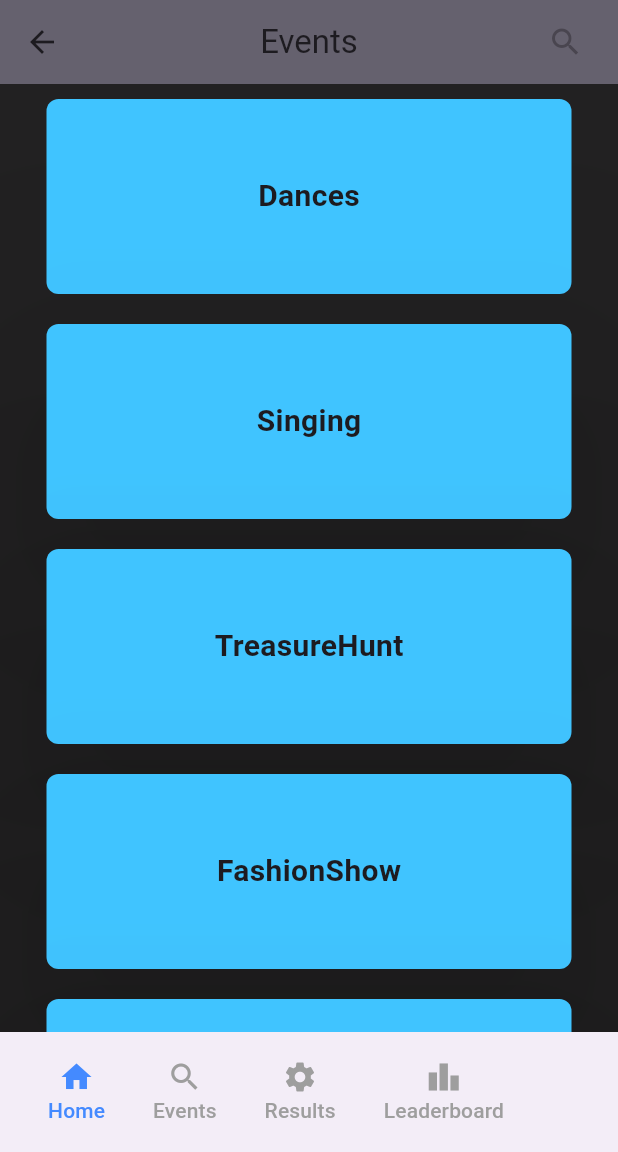
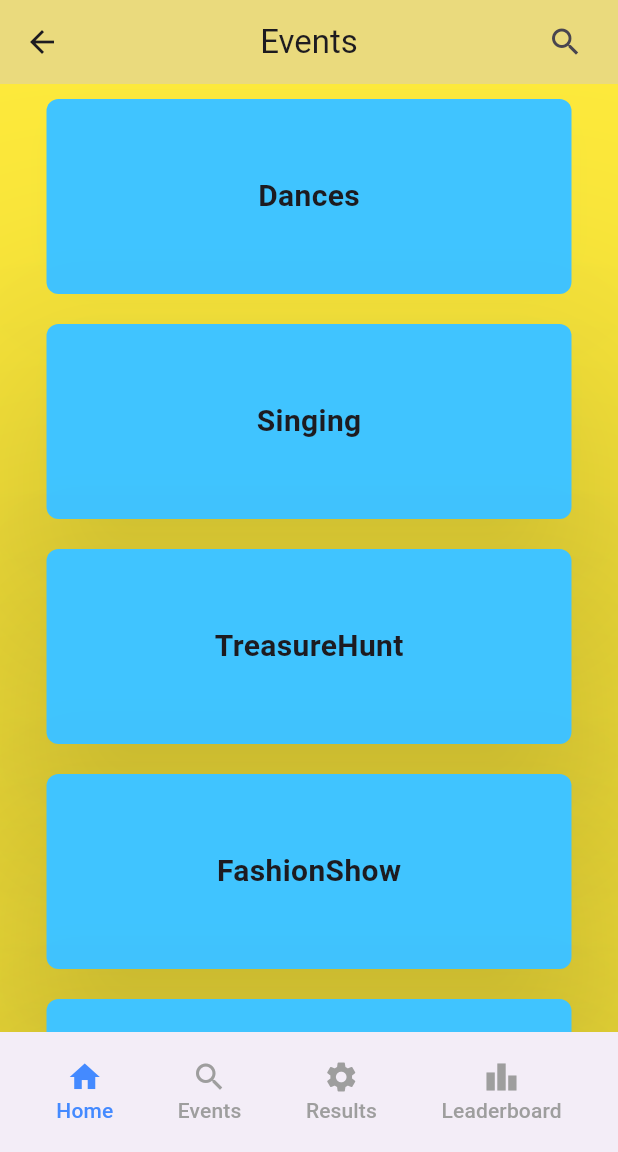
Before and after one commit to VinayakNishad/myThirdRepo, a Flutter app: the MyHome screen opened by its route, on a phone screen of 412 x 824 dp, the part 84-1236 px from its top. Run offline on Flutter 3.47's test engine with Material 3 defaults, Android fonts, the phone set to English and light mode, and no system bars; our stand-ins replace firebase_auth, firebase_core, hidden_drawer_menu; accounts and stored records are empty.

Commit message:
Updated to yellow

```diff
--- a/myproject/lib/Student/MainPage.dart
+++ b/myproject/lib/Student/MainPage.dart
@@ -12,7 +12,7 @@ class _MainPageState extends State<MainPage> {
 
     var arrEvents=["Dances","Singing","TreasureHunt","FashionShow","PosterMaking"];
     return Scaffold(
-        backgroundColor: Colors.black87,
+        backgroundColor: Colors.yellow,
         appBar: AppBar(
           elevation: 67,
           backgroundColor: Colors.white30,
--- a/myproject/lib/Student/home.dart
+++ b/myproject/lib/Student/home.dart
@@ -1,4 +1,5 @@
 import 'package:flutter/material.dart';
+import 'package:myproject/GenerateCertificate/CertificateGenerator.dart';
 import 'package:myproject/LeaderBoard/LeaderMain.dart';
 import 'MainPage.dart';
 import 'Setting.dart';
@@ -18,19 +19,19 @@ class _MyHomeState extends State<MyHome> {
     UpcomingEvents(),
     Setting(),
     LeaderMain(),
-
   ];
   final PageStorageBucket bucket = PageStorageBucket();
   Widget currentScreen = MainPage();
 
   @override
   Widget build(BuildContext context) {
-
     return Scaffold(
       appBar: AppBar(
         centerTitle: true,
-        title: Text('Campus Connect',
-        style: TextStyle(fontSize: 16),),
+        title: Text(
+          'Campus Connect',
+          style: TextStyle(fontSize: 16),
+        ),
       ),
       drawer: Drawer(
         child: ListView(
@@ -45,14 +46,12 @@ class _MyHomeState extends State<MyHome> {
             ListTile(
               title: Text('x'),
               onTap: () {
-
                 Navigator.pop(context);
               },
             ),
             ListTile(
               title: Text('y'),
               onTap: () {
-                Navigator.pop(context);
               },
             ),
           ],
@@ -61,25 +60,24 @@ class _MyHomeState extends State<MyHome> {
       body: PageStorage(
         child: currentScreen,
         bucket: bucket,
-
       ),
-      bottomNavigationBar: BottomAppBar(
-        child: Container(
-          child: Row(
-            mainAxisAlignment: MainAxisAlignment.start,
-            children: <Widget>[
-              Row(
-                crossAxisAlignment: CrossAxisAlignment.center,
-                children: [
+      bottomNavigationBar: LayoutBuilder(
+        builder: (context, constraints) {
+          return BottomAppBar(
+            child: Container(
+              height: constraints.maxHeight * 0.08,
+              child: Row(
+                mainAxisAlignment: MainAxisAlignment.spaceAround,
+                children: <Widget>[
                   buildNavBarItem(Icons.home, 'Home', 0),
                   buildNavBarItem(Icons.search, 'Events', 1),
                   buildNavBarItem(Icons.settings, 'Results', 2),
                   buildNavBarItem(Icons.leaderboard, 'Leaderboard', 3),
                 ],
-              )
-            ],
-          ),
-        ),
+              ),
+            ),
+          );
+        },
       ),
     );
   }
--- a/myproject/pubspec.yaml
+++ b/myproject/pubspec.yaml
@@ -31,6 +31,7 @@ dependencies:
   flutter:
     sdk: flutter
   hidden_drawer_menu: ^3.0.1
+  pdf: ^3.4.0
 
 
 
```
Also changed, not shown: myproject/pubspec.lock.
